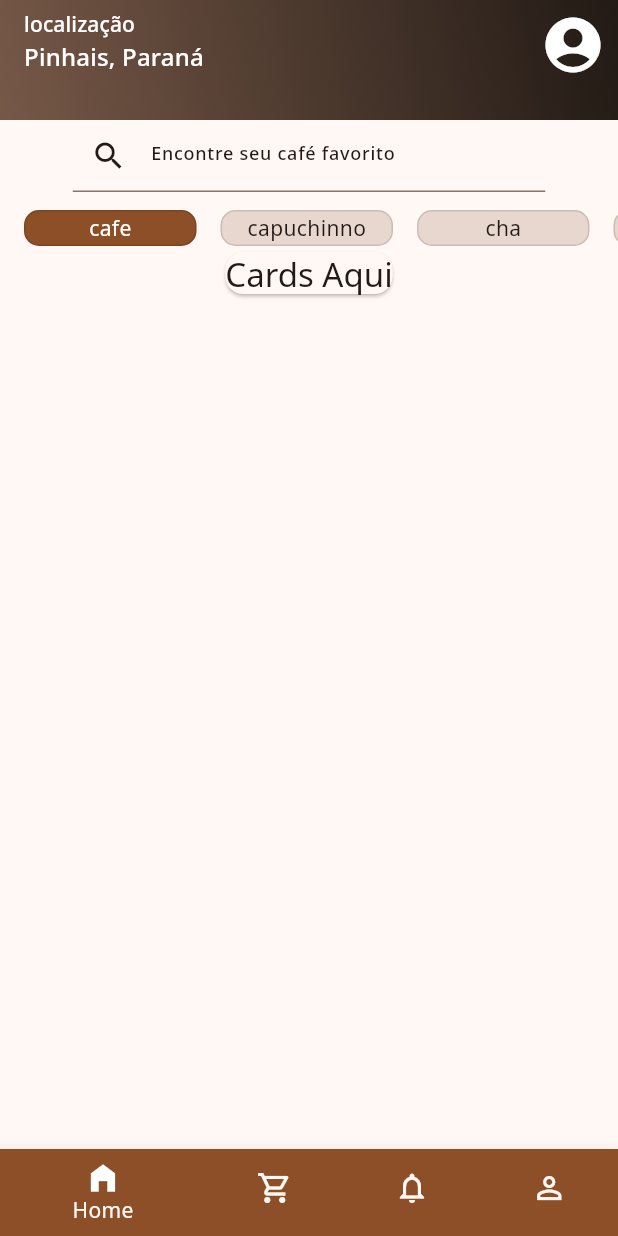
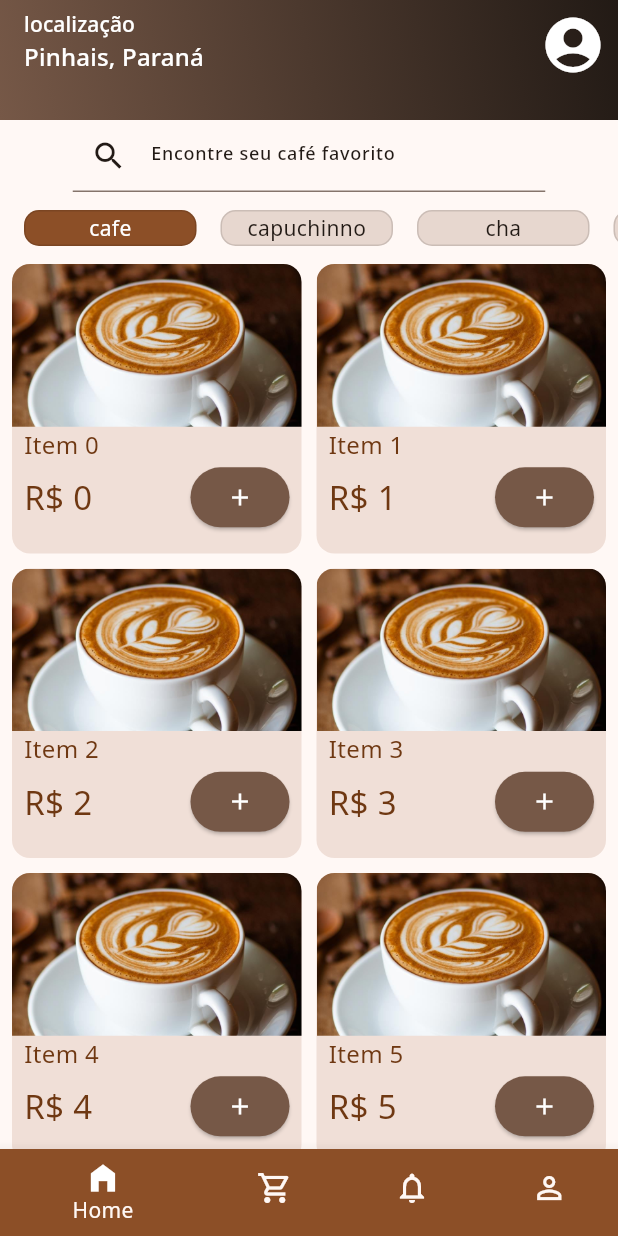
Before and after one commit to andreyrv18/CafePraJa, a Flutter app: the screen it shows after launch, after a tap on "Vamos lá!", on a phone screen of 412 x 824 dp. Run offline on Flutter 3.47's test engine with Material 3 defaults, Android fonts, the phone set to English and light mode, and no system bars; our stand-ins replace google_fonts.

Commit message:
feat: substitui o widget de lista por um GridView com imagens e informações dos itens

```diff
--- a/lib/screens/home.dart
+++ b/lib/screens/home.dart
@@ -1,5 +1,7 @@
 import 'package:cafe_pra_ja/widgets/list_view_cafe.dart';
 import 'package:flutter/material.dart';
+
+final List<int> _items = List<int>.generate(51, (int index) => index);
 
 class MyHomePage extends StatelessWidget {
   final String title;
@@ -33,18 +35,82 @@ class MyHomePage extends StatelessWidget {
         ),
         SizedBox(height: 12),
         SizedBox(height: 24, child: CafeListView()),
-        list(theme, textTheme),
+        SizedBox(height: 12),
+        Expanded(child: list(theme, textTheme)),
       ],
     );
   }
 
-  Card list(ColorScheme theme, TextTheme textTheme) {
-    return Card(
-      color: theme.surface,
-      child: Text(
-        "Cards Aqui",
-        style: textTheme.titleLarge?.copyWith(color: theme.onSurface),
+  GridView list(ColorScheme theme, TextTheme textTheme) {
+    return GridView.builder(
+      padding: EdgeInsets.symmetric(horizontal: 8.0),
+      itemCount: _items.length,
+      gridDelegate: SliverGridDelegateWithFixedCrossAxisCount(
+        crossAxisCount: 2,
+        childAspectRatio: 1,
+        mainAxisSpacing: 10.0,
+        crossAxisSpacing: 10.0,
       ),
+      itemBuilder: (BuildContext context, int index) {
+        return Container(
+          alignment: Alignment.center,
+          decoration: BoxDecoration(
+            borderRadius: BorderRadius.circular(12.0),
+            color: theme.surfaceContainerHighest,
+          ),
+          child: Column(
+            crossAxisAlignment: CrossAxisAlignment.start,
+            children: [
+              ClipRRect(
+                borderRadius: BorderRadius.only(
+                  topLeft: Radius.circular(12.0),
+                  topRight: Radius.circular(12.0),
+                ),
+                child: AspectRatio(
+                  aspectRatio: 16 / 9,
+                  child: Image.asset(
+                    "assets/images/list.jpg",
+                    fit: BoxFit.cover,
+                  ),
+                ),
+              ),
+              Padding(
+                padding: const EdgeInsets.symmetric(horizontal: 8.0),
+                child: Text(
+                  "Item $index",
+                  style: TextStyle(
+                    color: theme.onPrimaryContainer,
+                    fontSize: textTheme.bodyLarge?.fontSize,
+                  ),
+                ),
+              ),
+              Padding(
+                padding: const EdgeInsets.symmetric(horizontal: 8.0),
+                child: Row(
+                  mainAxisAlignment: MainAxisAlignment.spaceBetween,
+                  crossAxisAlignment: CrossAxisAlignment.center,
+                  children: [
+                    Text(
+                      "R\$ $index",
+                      style: TextStyle(
+                        color: theme.onPrimaryContainer,
+                        fontSize: textTheme.titleLarge?.fontSize,
+                      ),
+                    ),
+                    ElevatedButton(
+                      onPressed: () {},
+                      style: ElevatedButton.styleFrom(
+                        backgroundColor: theme.secondary,
+                      ),
+                      child: Icon(Icons.add, color: theme.onSecondary),
+                    ),
+                  ],
+                ),
+              ),
+            ],
+          ),
+        );
+      },
     );
   }
 }
```
